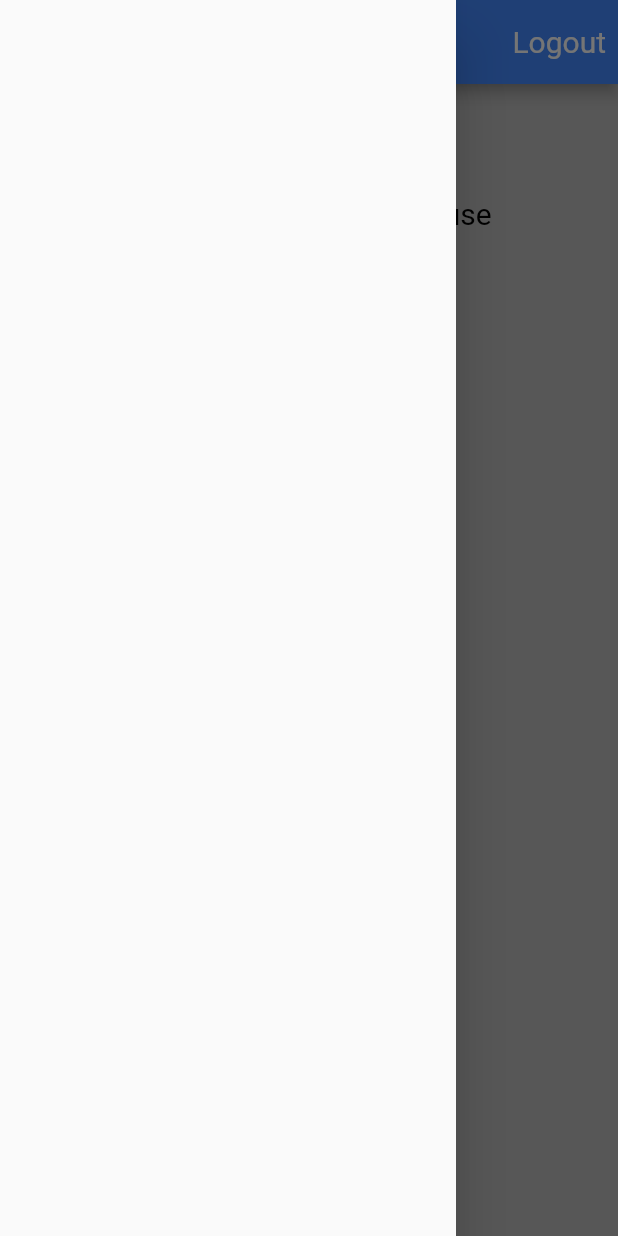
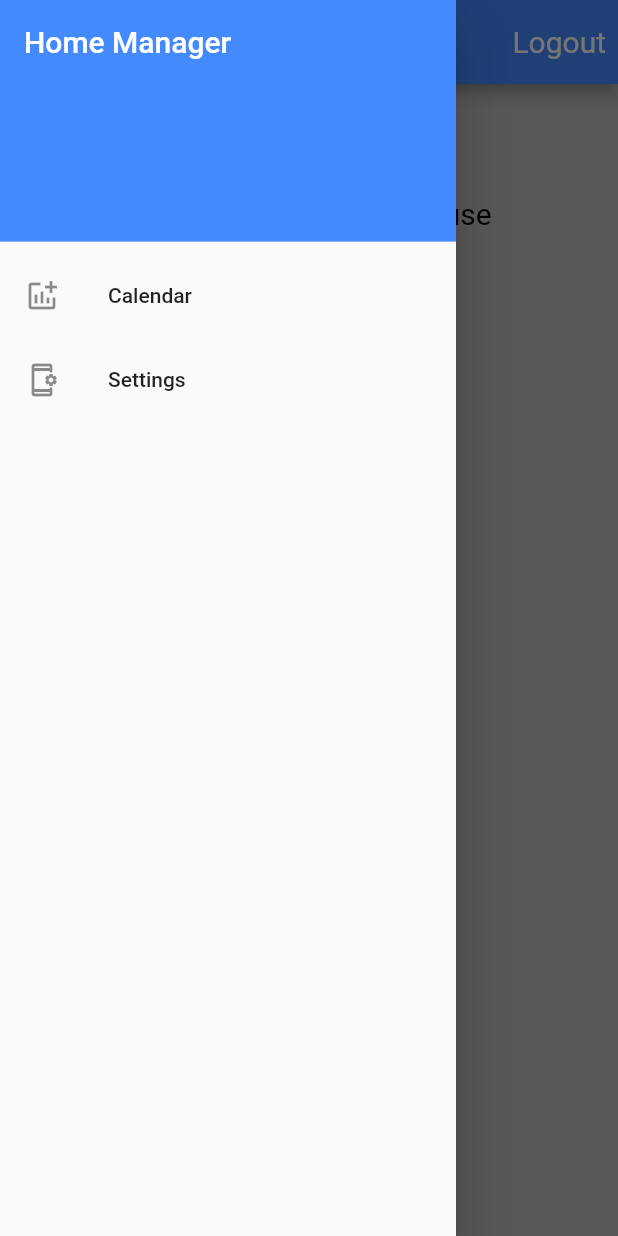
Before and after one commit to willdoyle757/Home-Manager, a Flutter app: the screen it shows once a user with an empty profile is signed in, with the side drawer open, on a phone screen of 412 x 824 dp. Run offline on Flutter 3.47's test engine with Material 2 defaults, Android fonts, the phone set to English and light mode, and no system bars; our stand-ins replace cloud_firestore, firebase_auth, firebase_core, firebase_database; accounts and stored records are empty.

Commit message:
Add Setting Page

```diff
--- a/lib/screens/Home_Screens/home_appbar.dart
+++ b/lib/screens/Home_Screens/home_appbar.dart
@@ -1,6 +1,7 @@
 import 'package:firebase_auth/firebase_auth.dart';
 import 'package:flutter/material.dart';
 import 'package:cloud_firestore/cloud_firestore.dart';
+import 'package:home_manager/models/household.dart';
 import 'package:home_manager/models/reservation.dart';
 import 'package:home_manager/screens/Home_Screens/home_dashboard.dart';
 import 'package:home_manager/screens/Home_Screens/home_new_house.dart';
@@ -10,6 +11,7 @@ import 'package:provider/provider.dart';
 import '../../models/resident.dart';
 import '../../services/auth.dart';
 import '../add_reservation.dart';
+import '../settings.dart';
 
 class Home_Appbar extends StatefulWidget {
   const Home_Appbar({Key? key}) : super(key: key);
@@ -27,18 +29,26 @@ class _Home_AppbarState extends State<Home_Appbar> {
   Widget build(BuildContext context) {
 
     String name = '';
-
+    household house = new household('', 'code');
 
     final residentsSnap = Provider.of<QuerySnapshot>(context);
     final user = Provider.of<User?>(context);
     final DatabaseService database = DatabaseService(user!.uid);
     final residents = database.residentListFromSnapshot(residentsSnap);
+    //final houses = Provider.of<List<household>>(context);
 
     residents.forEach((resident) {
       if (resident.ID == user.uid){
         curr_res = resident;
       }
     });
+
+
+   /* houses.forEach((h) {
+      if (h.name == curr_res.houseName){
+        house = h;
+      }
+    });*/
 
     name = curr_res.name;
 
@@ -71,9 +81,49 @@ class _Home_AppbarState extends State<Home_Appbar> {
         ]
       ),
       drawer: Drawer(
+        child: ListView(
+          padding: EdgeInsets.zero,
+          children: [
+            const DrawerHeader(
+              decoration: BoxDecoration(
+                color: Colors.blueAccent,
+              ),
+              child: Text('Home Manager',
+                style: TextStyle(
+                  color: Colors.white,
+                  fontSize: 20,
+                )
+              ),
+            ),
+            ListTile(
+              leading: const Icon(Icons.addchart_outlined),
+              title: const Text('Calendar'),
+              onTap: () {
 
+
+
+              },
+            ),
+            ListTile(
+              leading: const Icon(Icons.app_settings_alt_outlined),
+              title: const Text('Settings'),
+              onTap: () {
+
+                Navigator.of(context).push(
+                    MaterialPageRoute(
+                      builder: (context) => Provider(
+                          create: (context) => house,
+                          builder: (context, child) =>settingsPage()
+                      )
+                    )
+                );
+              },
+            ),
+          ],
+        ),
       ),
-      body: HomeBody(),
+      body:
+      HomeBody(),
       floatingActionButton: (curr_res.inHouse) ? FloatingActionButton(
         onPressed: () {
           Navigator.of(context).push(
--- a/lib/screens/Home_Screens/home_dashboard.dart
+++ b/lib/screens/Home_Screens/home_dashboard.dart
@@ -65,7 +65,7 @@ class _home_dashState extends State<home_dash> {
           SizedBox(height: 30.0,),
 
           Center(
-            child: Text('House Mates',
+            child: Text('${curr_res.houseName} Residents',
               style: TextStyle(
                 fontSize: 25,
                 color: Colors.black,
@@ -76,7 +76,6 @@ class _home_dashState extends State<home_dash> {
           houseResidentsList(housemates)
         ]
       )
-
     );
   }
 
```
Also changed, not shown: lib/screens/settings.dart (added, +35 -0 lines).
